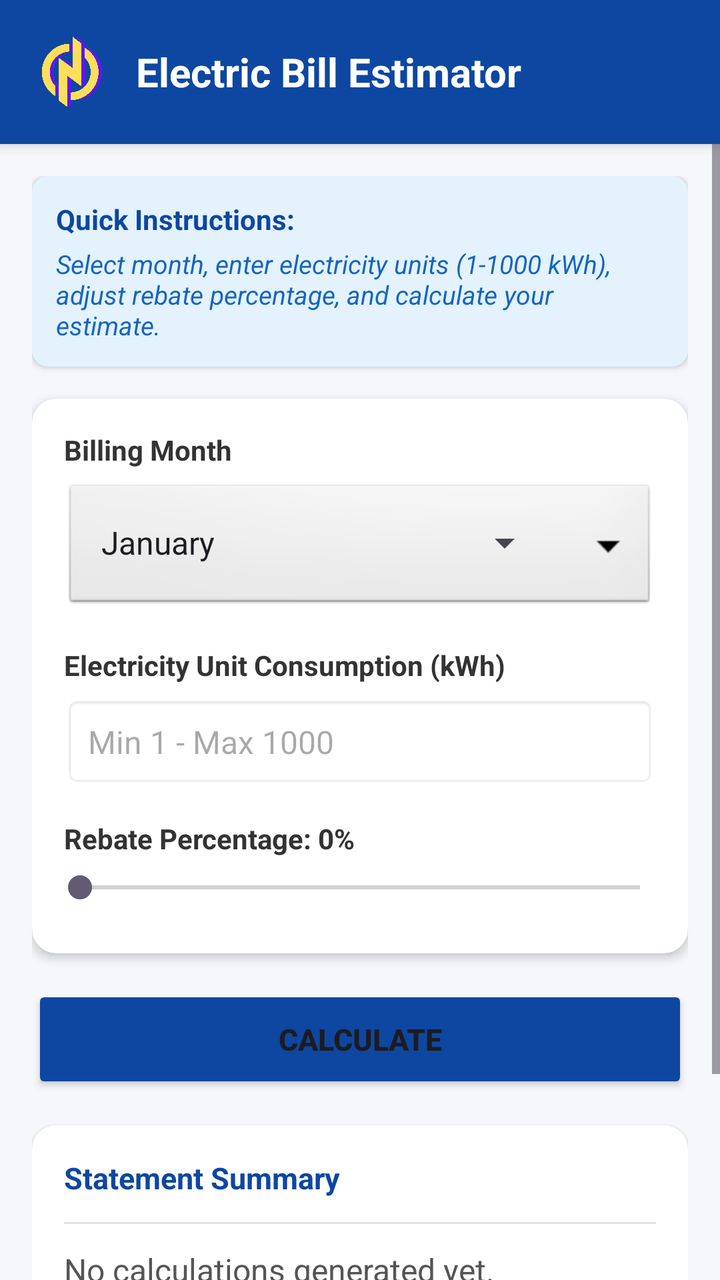
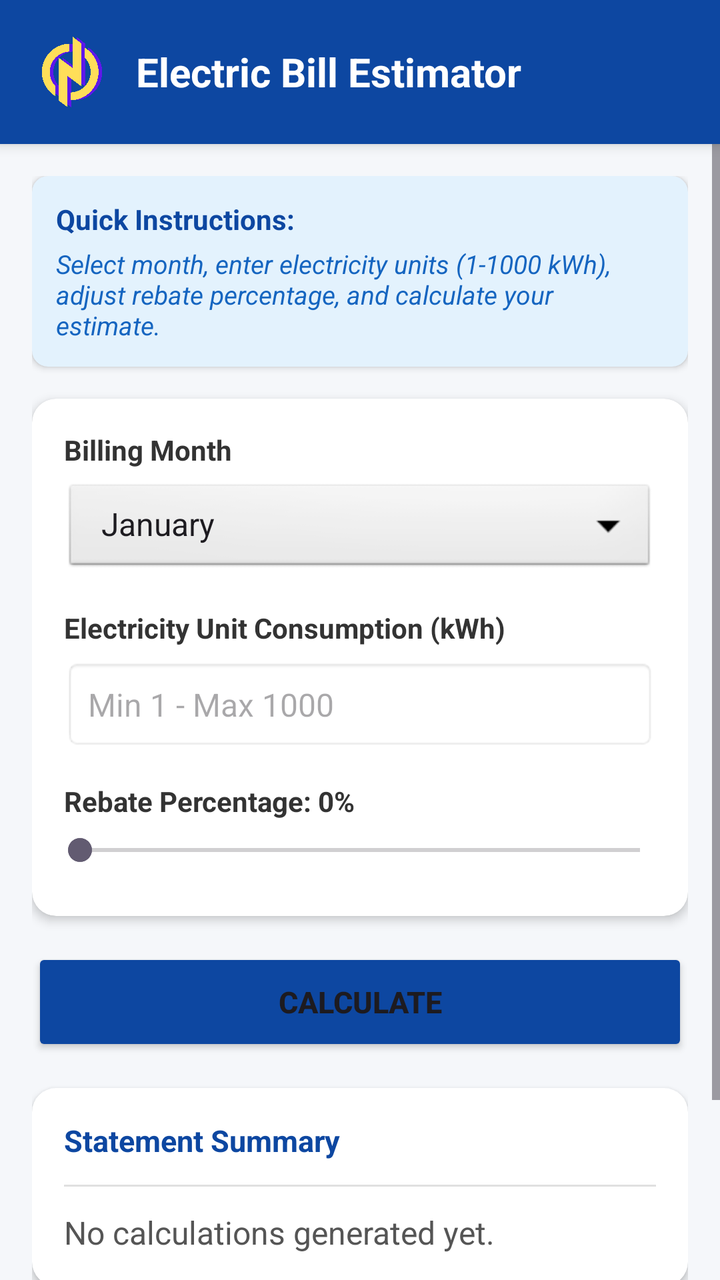

The first picture is an Android layout as it rendered before a commit; the second is the same layout after the commit. The layout source and the unified diff follow.
<!-- AndroidManifest.xml: application theme Theme.ElectricBillEstimator -->
<!-- res/layout/activity_main.xml -->
<?xml version="1.0" encoding="utf-8"?>
<LinearLayout
    xmlns:android="http://schemas.android.com/apk/res/android"
    xmlns:app="http://schemas.android.com/apk/res-auto"
    android:layout_width="match_parent"
    android:layout_height="match_parent"
    android:orientation="vertical"
    android:background="#F5F7FA">

    <LinearLayout
        android:layout_width="match_parent"
        android:layout_height="wrap_content"
        android:orientation="horizontal"
        android:background="@color/primaryColor"
        android:padding="16dp"
        android:gravity="center_vertical"
        android:elevation="4dp">

        <ImageView
            android:layout_width="40dp"
            android:layout_height="40dp"
            android:src="@drawable/logo"
            android:layout_marginEnd="12dp"
            android:contentDescription="App Logo" />

        <TextView
            android:layout_width="wrap_content"
            android:layout_height="wrap_content"
            android:text="Electric Bill Estimator"
            android:textColor="#FFFFFF"
            android:textSize="20sp"
            android:textStyle="bold" />
    </LinearLayout>

    <ScrollView
        android:layout_width="match_parent"
        android:layout_height="0dp"
        android:layout_weight="1"
        android:fillViewport="true">

        <LinearLayout
            android:layout_width="match_parent"
            android:layout_height="wrap_content"
            android:orientation="vertical"
            android:padding="16dp">

            <androidx.cardview.widget.CardView
                android:layout_width="match_parent"
                android:layout_height="wrap_content"
                android:layout_marginBottom="16dp"
                app:cardCornerRadius="8dp"
                app:cardElevation="2dp"
                app:cardBackgroundColor="#E3F2FD">

                <LinearLayout
                    android:layout_width="match_parent"
                    android:layout_height="wrap_content"
                    android:orientation="vertical"
                    android:padding="12dp">

                    <TextView
                        android:layout_width="match_parent"
                        android:layout_height="wrap_content"
                        android:text="Quick Instructions:"
                        android:textColor="#0D47A1"
                        android:textStyle="bold"
                        android:textSize="14sp"
                        android:layout_marginBottom="4dp"/>

                    <TextView
                        android:layout_width="match_parent"
                        android:layout_height="wrap_content"
                        android:text="Select month, enter electricity units (1-1000 kWh), adjust rebate percentage, and calculate your estimate."
                        android:textColor="#1565C0"
                        android:textSize="13sp"
                        android:textStyle="italic"/>
                </LinearLayout>
            </androidx.cardview.widget.CardView>

            <androidx.cardview.widget.CardView
                android:layout_width="match_parent"
                android:layout_height="wrap_content"
                android:layout_marginBottom="16dp"
                app:cardCornerRadius="12dp"
                app:cardElevation="3dp"
                app:cardBackgroundColor="#FFFFFF">

                <LinearLayout
                    android:layout_width="match_parent"
                    android:layout_height="wrap_content"
                    android:orientation="vertical"
                    android:padding="16dp">

                    <TextView
                        android:layout_width="wrap_content"
                        android:layout_height="wrap_content"
                        android:text="Billing Month"
                        android:textStyle="bold"
                        android:textColor="#333333"
                        android:textSize="14sp"
                        android:layout_marginBottom="6dp"/>

                    <FrameLayout
                        android:layout_width="match_parent"
                        android:layout_height="wrap_content"
                        android:background="@android:drawable/btn_dropdown"
                        android:layout_marginBottom="16dp">
                        <Spinner
                            android:id="@+id/spinnerMonth"
                            android:layout_width="match_parent"
                            android:layout_height="48dp"
                            android:entries="@array/months_array"
                            android:spinnerMode="dropdown"/>
                    </FrameLayout>

                    <TextView
                        android:layout_width="wrap_content"
                        android:layout_height="wrap_content"
                        android:text="Electricity Unit Consumption (kWh)"
                        android:textStyle="bold"
                        android:textColor="#333333"
                        android:textSize="14sp"
                        android:layout_marginBottom="6dp"/>

                    <EditText
                        android:id="@+id/etKwh"
                        android:layout_width="match_parent"
                        android:layout_height="wrap_content"
                        android:inputType="number"
                        android:hint="Min 1 - Max 1000"
                        android:padding="12dp"
                        android:background="@android:drawable/editbox_background_normal"
                        android:layout_marginBottom="16dp"
                        android:textSize="16sp"/>

                    <TextView
                        android:id="@+id/tvRebateLabel"
                        android:layout_width="wrap_content"
                        android:layout_height="wrap_content"
                        android:text="Rebate Percentage: 0%"
                        android:textStyle="bold"
                        android:textColor="#333333"
                        android:textSize="14sp"
                        android:layout_marginBottom="6dp"/>

                    <SeekBar
                        android:id="@+id/seekRebate"
                        android:layout_width="match_parent"
                        android:layout_height="wrap_content"
                        android:max="5"
                        android:progress="0"
                        android:paddingStart="8dp"
                        android:paddingEnd="8dp"
                        android:layout_marginBottom="8dp"/>
                </LinearLayout>
            </androidx.cardview.widget.CardView>

            <LinearLayout
                android:layout_width="match_parent"
                android:layout_height="wrap_content"
                android:orientation="vertical"
                android:layout_marginBottom="16dp">

                <Button
                    android:id="@+id/btnCalculate"
                    android:layout_width="match_parent"
                    android:layout_height="54dp"
                    android:text="Calculate"
                    android:textStyle="bold"
                    android:textSize="15sp"
                    android:backgroundTint="@color/primaryColor"
                    app:cornerRadius="8dp"/>

                <Button
                    android:id="@+id/btnSave"
                    android:layout_width="match_parent"
                    android:layout_height="54dp"
                    android:text="Save Record"
                    android:layout_marginTop="12dp"
                    android:textStyle="bold"
                    android:textSize="15sp"
                    android:visibility="gone"
                    android:backgroundTint="@color/primaryColor"
                    app:cornerRadius="8dp"/>
            </LinearLayout>

            <androidx.cardview.widget.CardView
                android:layout_width="match_parent"
                android:layout_height="wrap_content"
                android:layout_marginBottom="24dp"
                app:cardCornerRadius="12dp"
                app:cardElevation="3dp"
                app:cardBackgroundColor="#FFFFFF">

                <LinearLayout
                    android:layout_width="match_parent"
                    android:layout_height="wrap_content"
                    android:orientation="vertical"
                    android:padding="16dp">

                    <TextView
                        android:layout_width="match_parent"
                        android:layout_height="wrap_content"
                        android:text="Statement Summary"
                        android:textColor="@color/primaryColor"
                        android:textSize="15sp"
                        android:textStyle="bold"
                        android:layout_marginBottom="12dp"/>

                    <View
                        android:layout_width="match_parent"
                        android:layout_height="1dp"
                        android:background="#E0E0E0"
                        android:layout_marginBottom="12dp"/>

                    <TextView
                        android:id="@+id/tvResult"
                        android:layout_width="match_parent"
                        android:layout_height="wrap_content"
                        android:text="No calculations generated yet."
                        android:textColor="#555555"
                        android:textSize="16sp"
                        android:lineSpacingMultiplier="1.3" />
                </LinearLayout>
            </androidx.cardview.widget.CardView>

            <LinearLayout
                android:layout_width="match_parent"
                android:layout_height="wrap_content"
                android:orientation="horizontal"
                android:layout_marginTop="16dp">

                <Button
                    android:id="@+id/btnViewHistory"
                    android:layout_width="0dp"
                    android:layout_weight="1"
                    android:layout_height="48dp"
                    android:text="View Records"
                    android:layout_marginEnd="6dp"
                    android:textColor="#FFFFFF"
                    android:backgroundTint="#455A64"
                    app:cornerRadius="8dp"/>

                <Button
                    android:id="@+id/btnAbout"
                    android:layout_width="0dp"
                    android:layout_weight="1"
                    android:layout_height="48dp"
                    android:text="About Page"
                    android:layout_marginStart="6dp"
                    android:textColor="#FFFFFF"
                    android:backgroundTint="#455A64"
                    app:cornerRadius="8dp"/>
            </LinearLayout>

        </LinearLayout>
    </ScrollView>
</LinearLayout>
<!-- resources referenced by this layout -->
<resources>
  <string-array name="months_array">
          <item>January</item>
          <item>February</item>
          <item>March</item>
          <item>April</item>
          <item>May</item>
          <item>June</item>
          <item>July</item>
          <item>August</item>
          <item>September</item>
          <item>October</item>
          <item>November</item>
          <item>December</item>
      </string-array>
  <color name="primaryColor">#0D47A1</color>
  <!-- drawable logo: png bitmap (drawable, 116946 bytes) -->
  <style name="Theme.ElectricBillEstimator" parent="Base.Theme.ElectricBillEstimator" />
  <style name="Base.Theme.ElectricBillEstimator" parent="Theme.Material3.Light.NoActionBar">
      </style>
</resources>

<!-- the commit's change to res/layout/activity_main.xml (unified diff, before → after) -->
@@ -100,18 +100,14 @@
                         android:textSize="14sp"
                         android:layout_marginBottom="6dp"/>
 
-                    <FrameLayout
-                        android:layout_width="match_parent"
-                        android:layout_height="wrap_content"
+                    <Spinner
+                        android:id="@+id/spinnerMonth"
+                        android:layout_width="match_parent"
+                        android:layout_height="48dp"
                         android:background="@android:drawable/btn_dropdown"
-                        android:layout_marginBottom="16dp">
-                        <Spinner
-                            android:id="@+id/spinnerMonth"
-                            android:layout_width="match_parent"
-                            android:layout_height="48dp"
-                            android:entries="@array/months_array"
-                            android:spinnerMode="dropdown"/>
-                    </FrameLayout>
+                        android:entries="@array/months_array"
+                        android:spinnerMode="dropdown"
+                        android:layout_marginBottom="16dp"/>
 
                     <TextView
                         android:layout_width="wrap_content"
